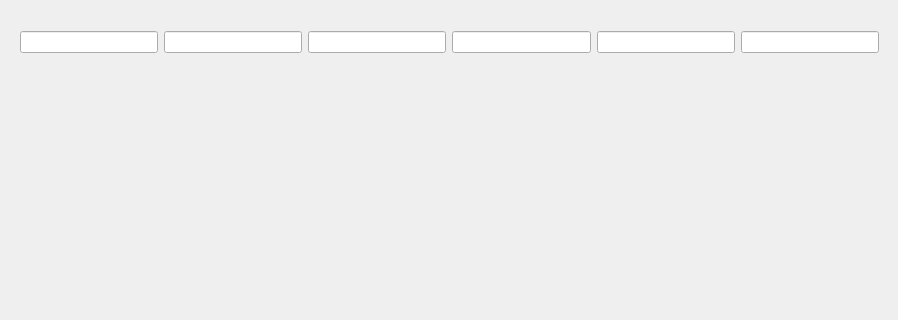
Qt form foodmenuwindow.ui (plainoldprogrammer/pos) before a commit; both pictures show x 0 to 898 and y 0 to 320 of the 898 by 549 pixel window.
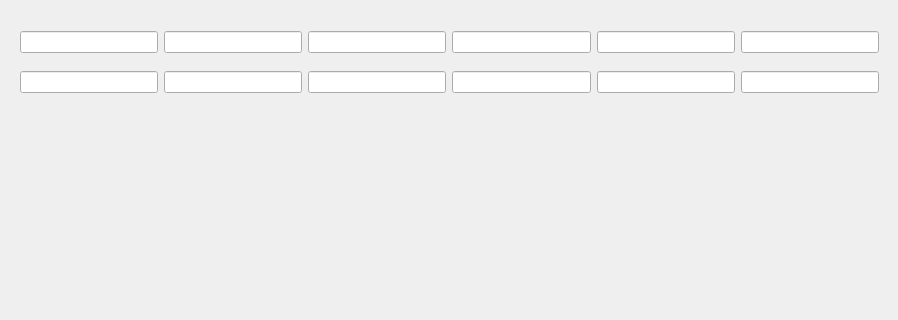
The same form after that commit.

Commit message: adding more line edits in food menu to represent prices

```diff
--- a/foodmenuwindow.ui
+++ b/foodmenuwindow.ui
@@ -59,6 +59,36 @@
     </item>
    </layout>
   </widget>
+  <widget class="QWidget" name="">
+   <property name="geometry">
+    <rect>
+     <x>20</x>
+     <y>70</y>
+     <width>859</width>
+     <height>24</height>
+    </rect>
+   </property>
+   <layout class="QHBoxLayout" name="horizontalLayout_2">
+    <item>
+     <widget class="QLineEdit" name="lineEdit_7"/>
+    </item>
+    <item>
+     <widget class="QLineEdit" name="lineEdit_8"/>
+    </item>
+    <item>
+     <widget class="QLineEdit" name="lineEdit_9"/>
+    </item>
+    <item>
+     <widget class="QLineEdit" name="lineEdit_10"/>
+    </item>
+    <item>
+     <widget class="QLineEdit" name="lineEdit_11"/>
+    </item>
+    <item>
+     <widget class="QLineEdit" name="lineEdit_12"/>
+    </item>
+   </layout>
+  </widget>
  </widget>
  <resources/>
  <connections>
```
Left out of the diff: 2 changed lines with no effect on the pictures. The commit also changes 1 other file.
